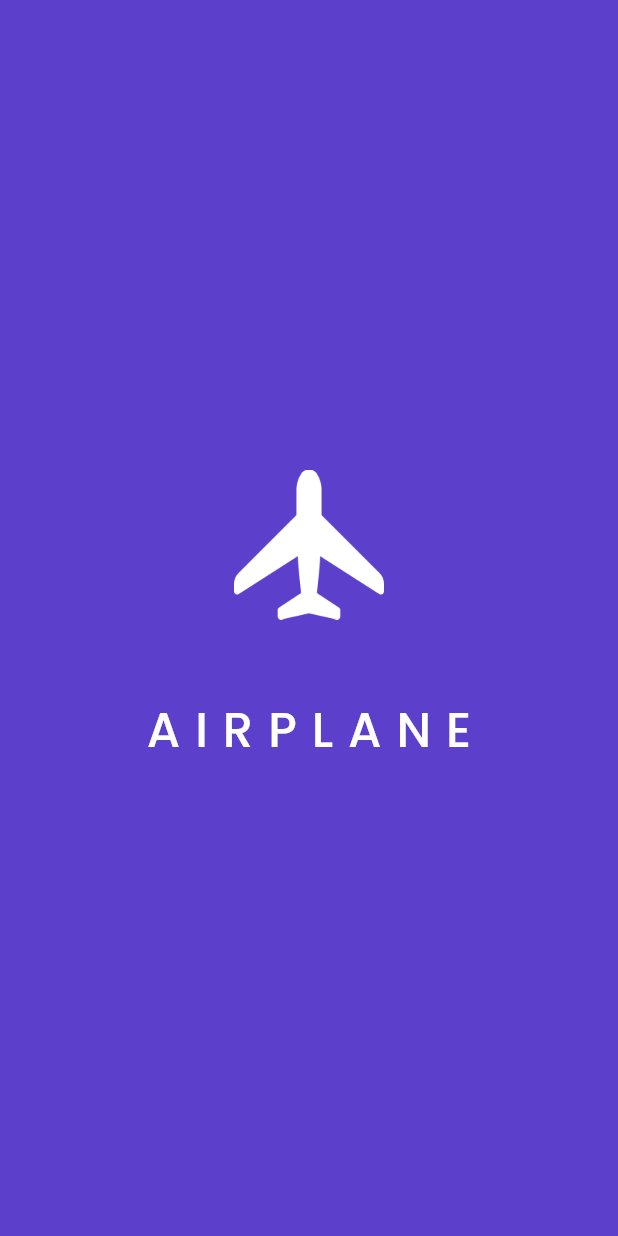
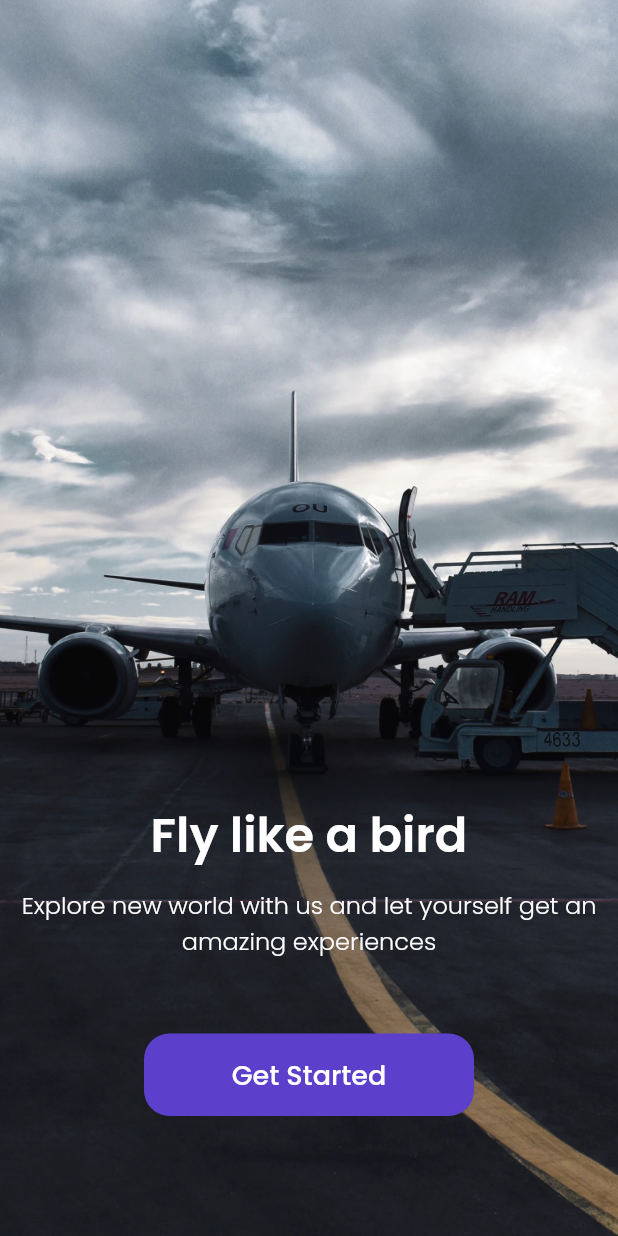
Before and after one commit to sampurnoaji/mobile_bwa_airplane, a Flutter app: the screen it shows after launch, on a phone screen of 412 x 824 dp. Run offline on Flutter 3.47's test engine with Material 2 defaults, Android fonts, the light colour scheme and no system bars; our stand-ins replace google_fonts.

Commit message:
get started ui

```diff
--- a/lib/main.dart
+++ b/lib/main.dart
@@ -1,3 +1,4 @@
+import 'package:bwa_airplane/ui/pages/get_started_page.dart';
 import 'package:flutter/material.dart';
 
 import 'ui/pages/splash_page.dart';
@@ -14,7 +15,10 @@ class MyApp extends StatelessWidget {
   Widget build(BuildContext context) {
     return MaterialApp(
       debugShowCheckedModeBanner: false,
-      home: SplashPage(),
+      routes: {
+        '/': (context) => SplashPage(),
+        '/get-started': (context) => GetStartedPage()
+      },
     );
   }
 }
--- a/lib/shared/theme.dart
+++ b/lib/shared/theme.dart
@@ -1,5 +1,8 @@
 import 'package:flutter/material.dart';
 import 'package:google_fonts/google_fonts.dart';
+
+double defaultMargin = 24.0;
+double defaultRadius = 17.0;
 
 Color primaryColor = const Color(0xff5C40CC);
 Color backgroundColor = const Color(0xffFAFAFA);
--- /dev/null
+++ b/lib/ui/pages/get_started_page.dart
@@ -0,0 +1,66 @@
+import 'package:bwa_airplane/shared/theme.dart';
+import 'package:flutter/material.dart';
+
+class GetStartedPage extends StatelessWidget {
+  const GetStartedPage({Key? key}) : super(key: key);
+
+  @override
+  Widget build(BuildContext context) {
+    return Scaffold(
+      body: Stack(
+        children: [
+          Container(
+            width: double.infinity,
+            height: double.infinity,
+            decoration: BoxDecoration(
+                image: DecorationImage(
+                    image: AssetImage('assets/image_get_started.png'),
+                    fit: BoxFit.cover)),
+          ),
+          Center(
+            child: Column(
+              mainAxisAlignment: MainAxisAlignment.end,
+              children: [
+                Text(
+                  'Fly like a bird',
+                  style: whiteTextStyle.copyWith(
+                    fontSize: 32,
+                    fontWeight: semiBold,
+                  ),
+                ),
+                SizedBox(height: 10),
+                Text(
+                  'Explore new world with us and let yourself get an amazing experiences',
+                  style: whiteTextStyle.copyWith(
+                    fontSize: 16,
+                    fontWeight: light,
+                  ),
+                  textAlign: TextAlign.center,
+                ),
+                Container(
+                  margin: EdgeInsets.only(top: 50, bottom: 80),
+                  width: 220,
+                  height: 55,
+                  child: TextButton(
+                    style: TextButton.styleFrom(
+                      backgroundColor: primaryColor,
+                      shape: RoundedRectangleBorder(
+                        borderRadius: BorderRadius.circular(defaultRadius)
+                      )
+                    ),
+                    onPressed: () {},
+                    child: Text(
+                      'Get Started',
+                      style: whiteTextStyle.copyWith(
+                          fontSize: 18, fontWeight: medium),
+                    ),
+                  ),
+                )
+              ],
+            ),
+          )
+        ],
+      ),
+    );
+  }
+}
--- a/lib/ui/pages/splash_page.dart
+++ b/lib/ui/pages/splash_page.dart
@@ -1,7 +1,23 @@
+import 'dart:async';
+
 import 'package:bwa_airplane/shared/theme.dart';
+import 'package:bwa_airplane/ui/pages/get_started_page.dart';
 import 'package:flutter/material.dart';
 
-class SplashPage extends StatelessWidget {
+class SplashPage extends StatefulWidget {
+  @override
+  State<SplashPage> createState() => _SplashPageState();
+}
+
+class _SplashPageState extends State<SplashPage> {
+  @override
+  void initState() {
+    Timer(Duration(seconds: 3), () {
+      Navigator.pushNamed(context, '/get-started');
+    });
+    super.initState();
+  }
+
   @override
   Widget build(BuildContext context) {
     return Scaffold(
```
Also changed, not shown: assets/image_get_started.png.
